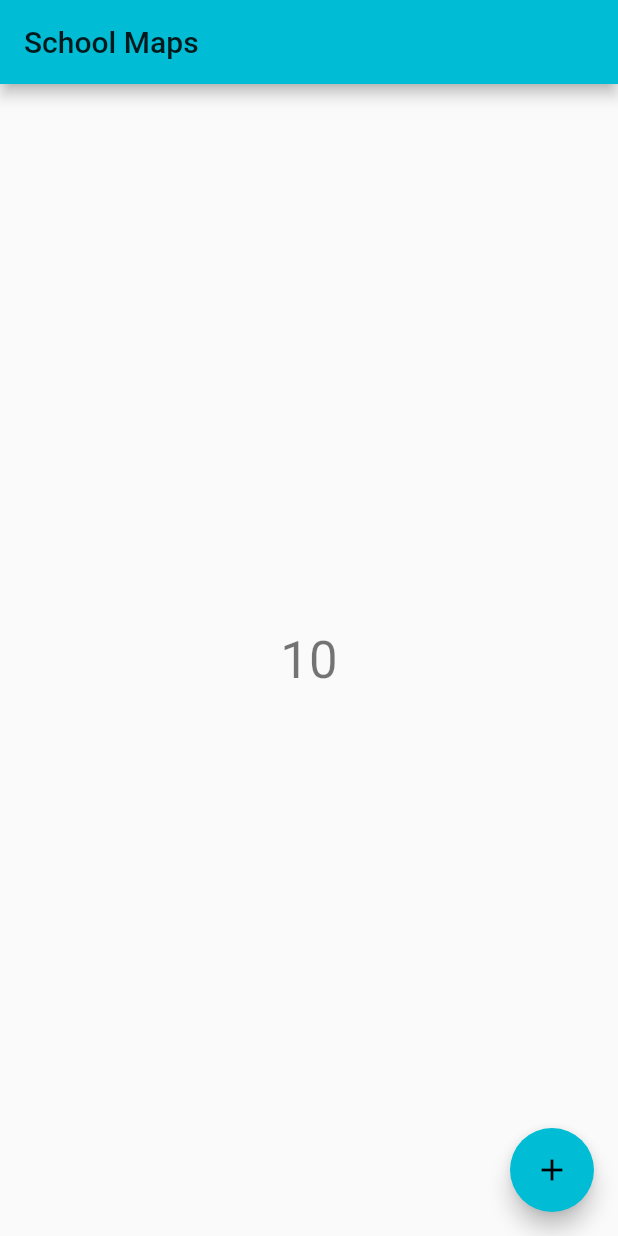
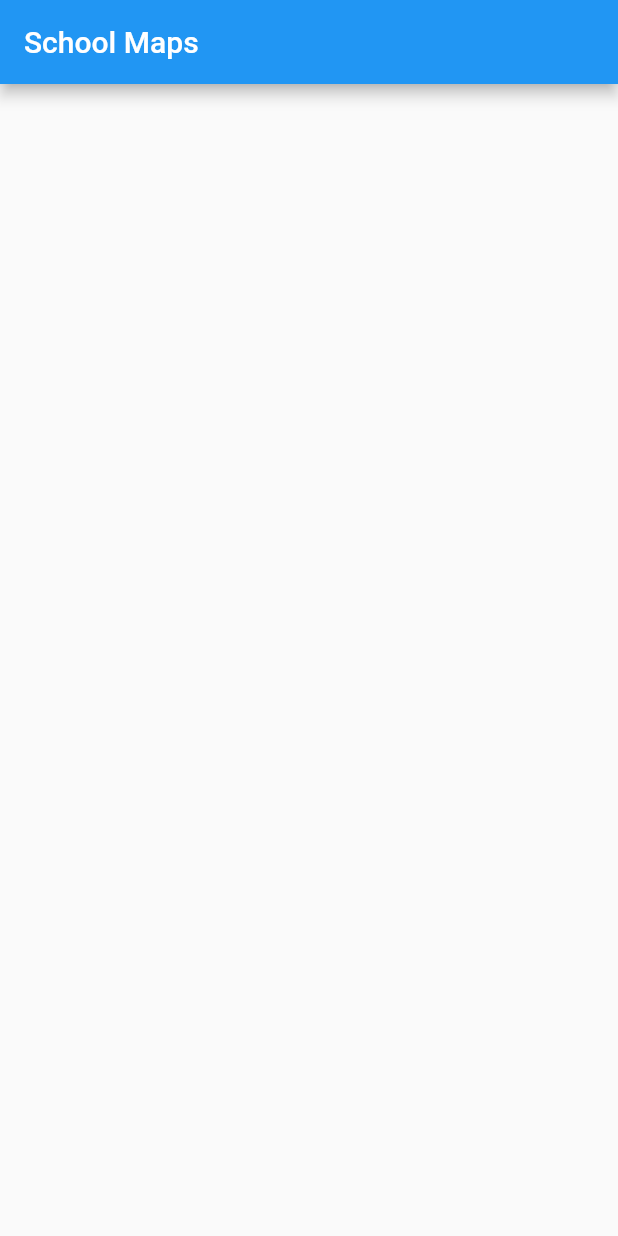
Before and after one commit to MauryBenavidez/School-maps, a Flutter app: the screen it shows after launch, on a phone screen of 412 x 824 dp. Run offline on Flutter 3.47's test engine with Material 2 defaults, Android fonts, the phone set to English and light mode, and no system bars.

Commit message:
programacion pantallas 1

```diff
--- a/lib/main.dart
+++ b/lib/main.dart
@@ -1,111 +1,13 @@
 import 'package:flutter/material.dart';
 
 void main() {
-  runApp(MyApp());
+  var app = MaterialApp(
+    home: Scaffold(
+      appBar: AppBar(
+        title: Text("School Maps"),
+      ),
+    ),
+  );
+
+  runApp(app);
 }
-
-class MyApp extends StatelessWidget {
-  // This widget is the root of your application.
-  @override
-  Widget build(BuildContext context) {
-    return MaterialApp(
-      title: 'Flutter Demo',
-      theme: ThemeData(
-        // This is the theme of your application.
-        //
-        // Try running your application with "flutter run". You'll see the
-        // application has a blue toolbar. Then, without quitting the app, try
-        // changing the primarySwatch below to Colors.green and then invoke
-        // "hot reload" (press "r" in the console where you ran "flutter run",
-        // or simply save your changes to "hot reload" in a Flutter IDE).
-        // Notice that the counter didn't reset back to zero; the application
-        // is not restarted.
-        primarySwatch: Colors.cyan,
-      ),
-      home: MyHomePage(title: 'School Maps'),
-    );
-  }
-}
-
-class MyHomePage extends StatefulWidget {
-  MyHomePage({Key key, this.title}) : super(key: key);
-
-  // This widget is the home page of your application. It is stateful, meaning
-  // that it has a State object (defined below) that contains fields that affect
-  // how it looks.
-
-  // This class is the configuration for the state. It holds the values (in this
-  // case the title) provided by the parent (in this case the App widget) and
-  // used by the build method of the State. Fields in a Widget subclass are
-  // always marked "final".
-
-  final String title;
-
-  @override
-  _MyHomePageState createState() => _MyHomePageState();
-}
-
-class _MyHomePageState extends State<MyHomePage> {
-  int _counter = 10;
-
-  void _incrementCounter() {
-    setState(() {
-      // This call to setState tells the Flutter framework that something has
-      // changed in this State, which causes it to rerun the build method below
-      // so that the display can reflect the updated values. If we changed
-      // _counter without calling setState(), then the build method would not be
-      // called again, and so nothing would appear to happen.
-      _counter++;
-    });
-  }
-
-  @override
-  Widget build(BuildContext context) {
-    // This method is rerun every time setState is called, for instance as done
-    // by the _incrementCounter method above.
-    //
-    // The Flutter framework has been optimized to make rerunning build methods
-    // fast, so that you can just rebuild anything that needs updating rather
-    // than having to individually change instances of widgets.
-    return Scaffold(
-      appBar: AppBar(
-        // Here we take the value from the MyHomePage object that was created by
-        // the App.build method, and use it to set our appbar title.
-        title: Text(widget.title),
-      ),
-      body: Center(
-        // Center is a layout widget. It takes a single child and positions it
-        // in the middle of the parent.
-        child: Column(
-          // Column is also a layout widget. It takes a list of children and
-          // arranges them vertically. By default, it sizes itself to fit its
-          // children horizontally, and tries to be as tall as its parent.
-          //
-          // Invoke "debug painting" (press "p" in the console, choose the
-          // "Toggle Debug Paint" action from the Flutter Inspector in Android
-          // Studio, or the "Toggle Debug Paint" command in Visual Studio Code)
-          // to see the wireframe for each widget.
-          //
-          // Column has various properties to control how it sizes itself and
-          // how it positions its children. Here we use mainAxisAlignment to
-          // center the children vertically; the main axis here is the vertical
-          // axis because Columns are vertical (the cross axis would be
-          // horizontal).
-          mainAxisAlignment: MainAxisAlignment.center,
-          children: <Widget>[
-
-            Text(
-              '$_counter',
-              style: Theme.of(context).textTheme.headline4,
-            ),
-          ],
-        ),
-      ),
-      floatingActionButton: FloatingActionButton(
-        onPressed: _incrementCounter,
-        tooltip: 'Increment',
-        child: Icon(Icons.add),
-      ), // This trailing comma makes auto-formatting nicer for build methods.
-    );
-  }
-}
```
Also changed, not shown: 1 other file.
